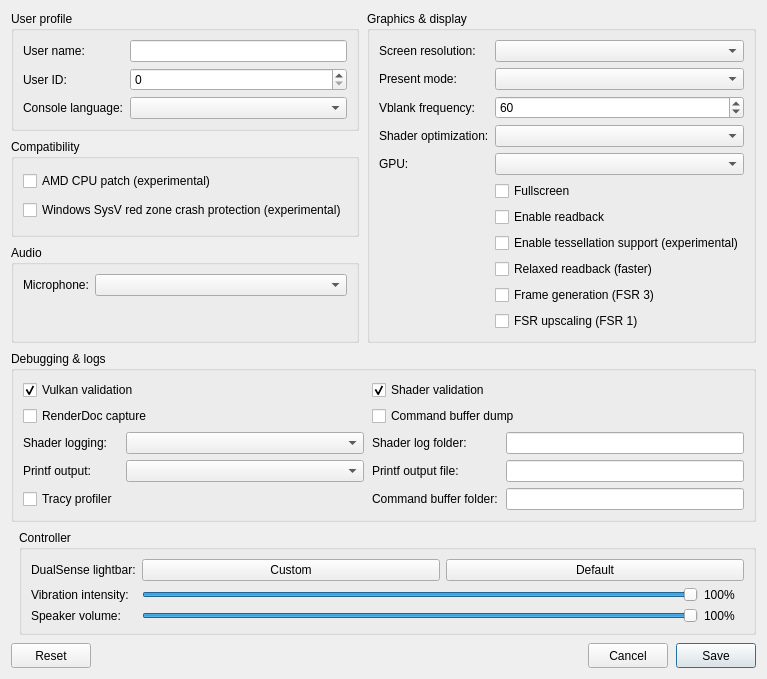
Above: src/launcher/forms/configuration_edit_dialog.ui from serbru20066666/brunoKytyPs5 before the change. Below: the same form after it.
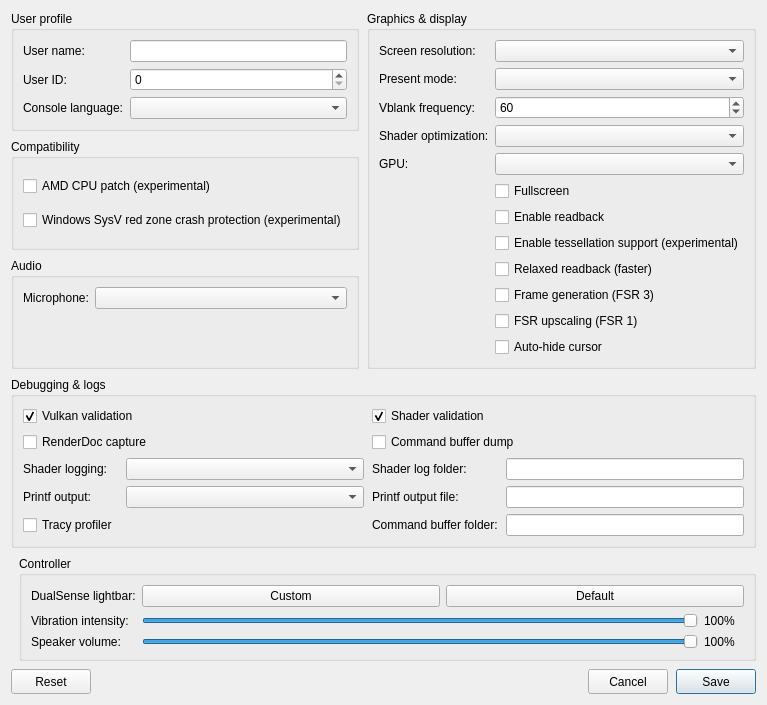
That is the form after the change. Custom widgets are drawn as their Qt base class.

Commit message: window: auto-hide the cursor over the game window (#958)

The edit to the form file:
```diff
--- a/src/launcher/forms/configuration_edit_dialog.ui
+++ b/src/launcher/forms/configuration_edit_dialog.ui
@@ -191,6 +191,12 @@
           <property name="text"><string>FSR upscaling (FSR 1)</string></property>
          </widget>
         </item>
+        <item row="11" column="1">
+         <widget class="QCheckBox" name="checkBox_hide_cursor">
+          <property name="toolTip"><string>Hide the host cursor after 2 seconds without mouse activity</string></property>
+          <property name="text"><string>Auto-hide cursor</string></property>
+         </widget>
+        </item>
        </layout>
       </widget>
      </item>
```
The commit also changes 7 other files.
